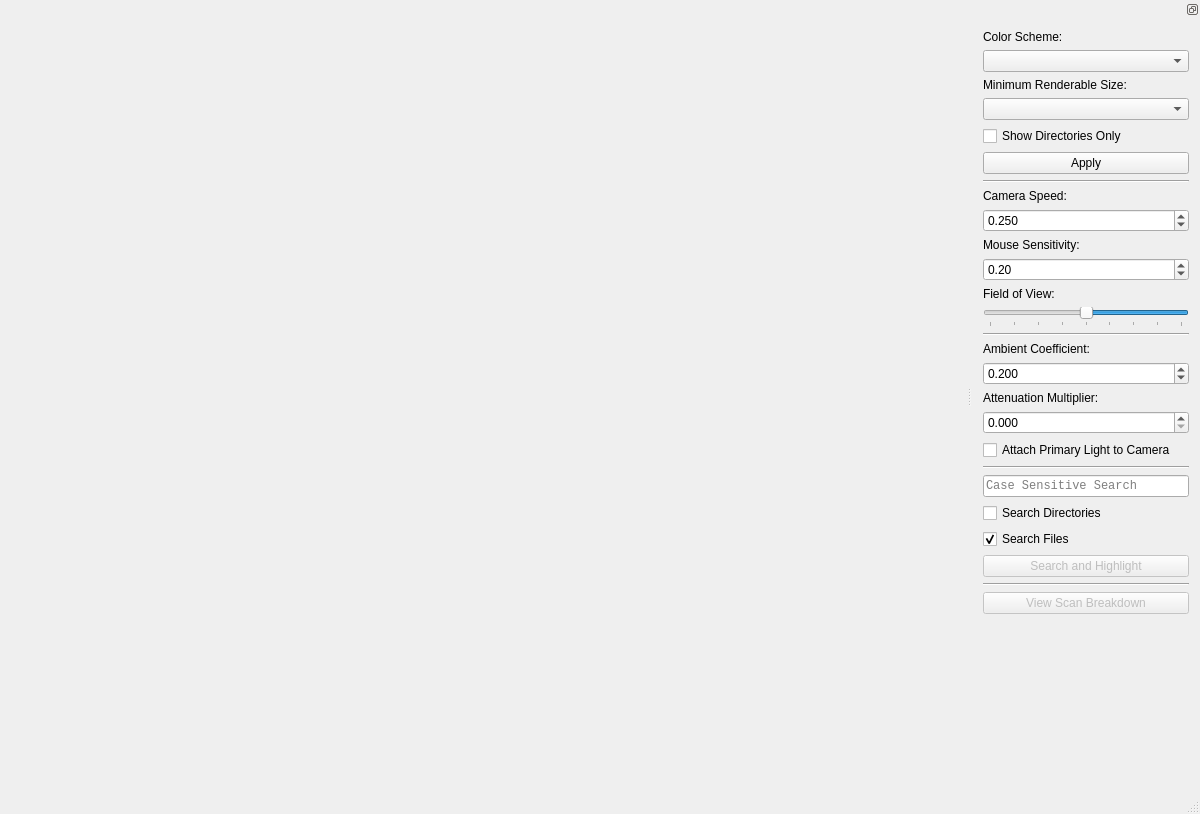
Old version of the form Source/View/mainWindow.ui in the repository TimSevereijns/D-Viz.
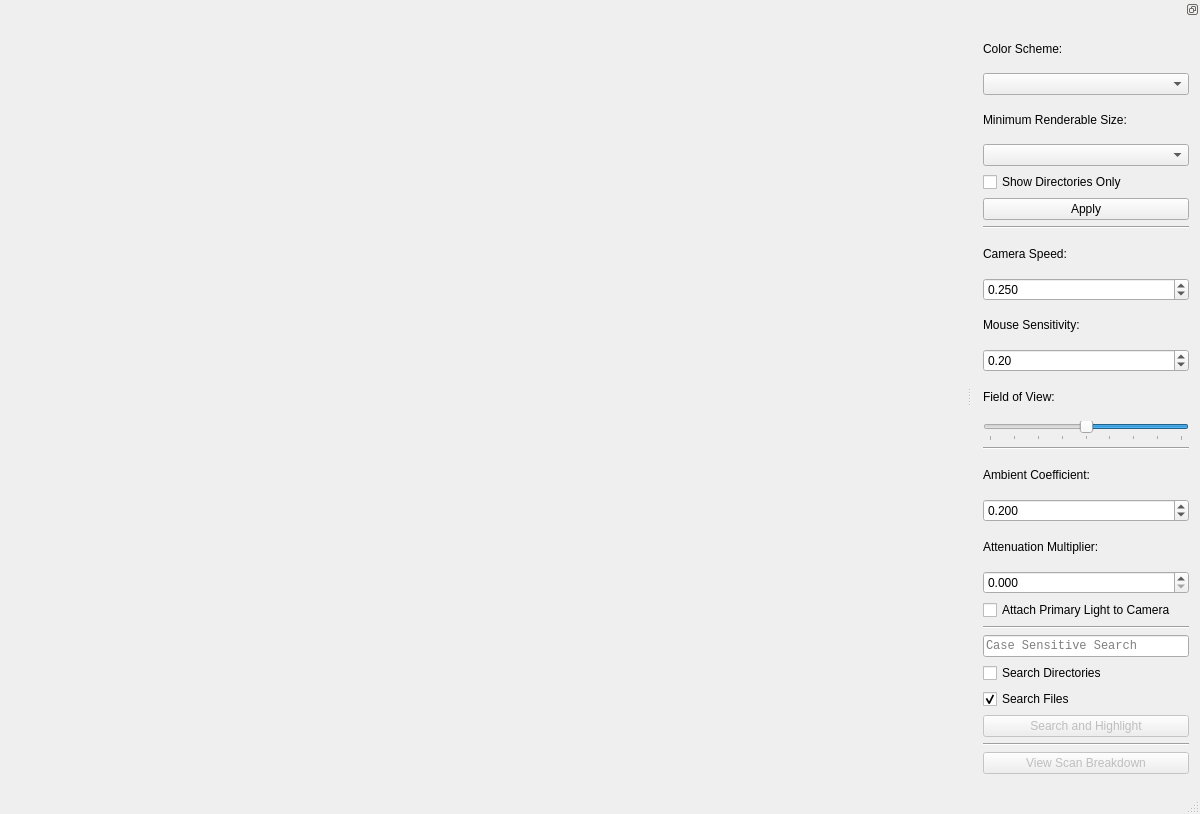
New version of the form.

The edit to the form file:
```diff
--- a/Source/View/mainWindow.ui
+++ b/Source/View/mainWindow.ui
@@ -63,7 +63,7 @@
    <property name="minimumSize">
     <size>
      <width>228</width>
-     <height>781</height>
+     <height>500</height>
     </size>
    </property>
    <property name="features">
@@ -346,12 +346,6 @@
        <property name="orientation">
         <enum>Qt::Vertical</enum>
        </property>
-       <property name="sizeHint" stdset="0">
-        <size>
-         <width>20</width>
-         <height>40</height>
-        </size>
-       </property>
       </spacer>
      </item>
     </layout>
```
